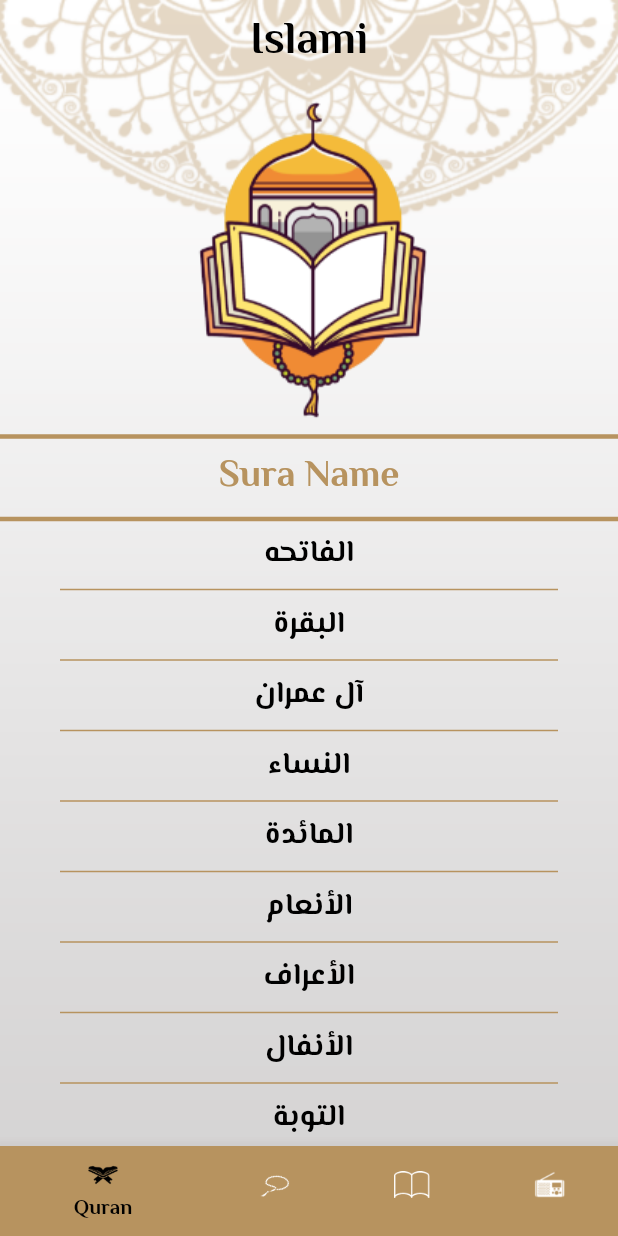
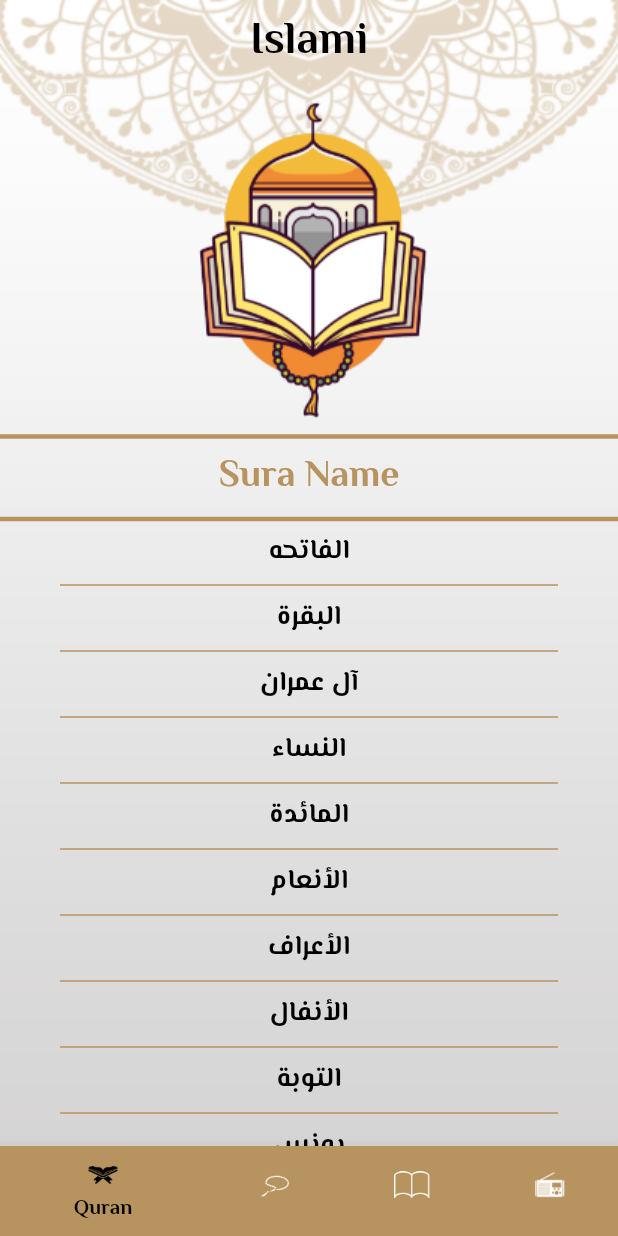
Before and after one commit to mohamedhamouda7897/islami_c8_sunday, a Flutter app: the screen it shows after launch, on a phone screen of 412 x 824 dp. Run offline on Flutter 3.47's test engine with Material 2 defaults, Android fonts, the phone set to English and light mode, and no system bars; our stand-ins replace google_fonts.

Commit message:
change font size

```diff
--- a/lib/my_themes.dart
+++ b/lib/my_themes.dart
@@ -8,7 +8,7 @@ class MyThemeData {
       primaryColor: lightColor,
       textTheme: TextTheme(
           bodySmall: GoogleFonts.elMessiri(
-              fontSize: 20, fontWeight: FontWeight.bold, color: lightColor),
+              fontSize: 18, fontWeight: FontWeight.bold, color: lightColor),
           bodyMedium: GoogleFonts.elMessiri(
               fontSize: 25, fontWeight: FontWeight.bold, color: lightColor),
           bodyLarge: GoogleFonts.elMessiri(
```
